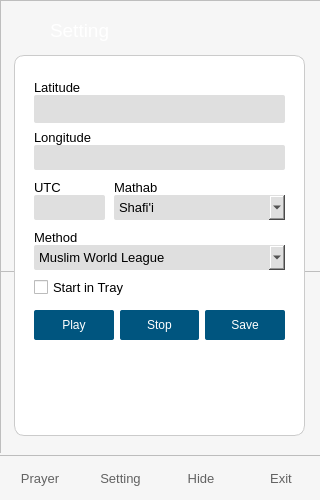
First picture: the form in main.ui, repository butirpadi/AyoShalat, before the edit.
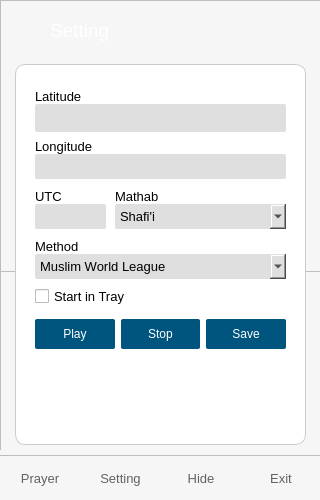
Second picture: the form after the edit. Icons and pictures are not drawn.

Diff of the .ui file:
```diff
--- a/main.ui
+++ b/main.ui
@@ -1348,7 +1348,7 @@
       <x>0</x>
       <y>0</y>
       <width>321</width>
-      <height>453</height>
+      <height>450</height>
      </rect>
     </property>
     <property name="styleSheet">
@@ -1369,8 +1369,8 @@
     <widget class="QFrame" name="containerSetting">
      <property name="geometry">
       <rect>
-       <x>14</x>
-       <y>55</y>
+       <x>15</x>
+       <y>64</y>
        <width>291</width>
        <height>381</height>
       </rect>
```
